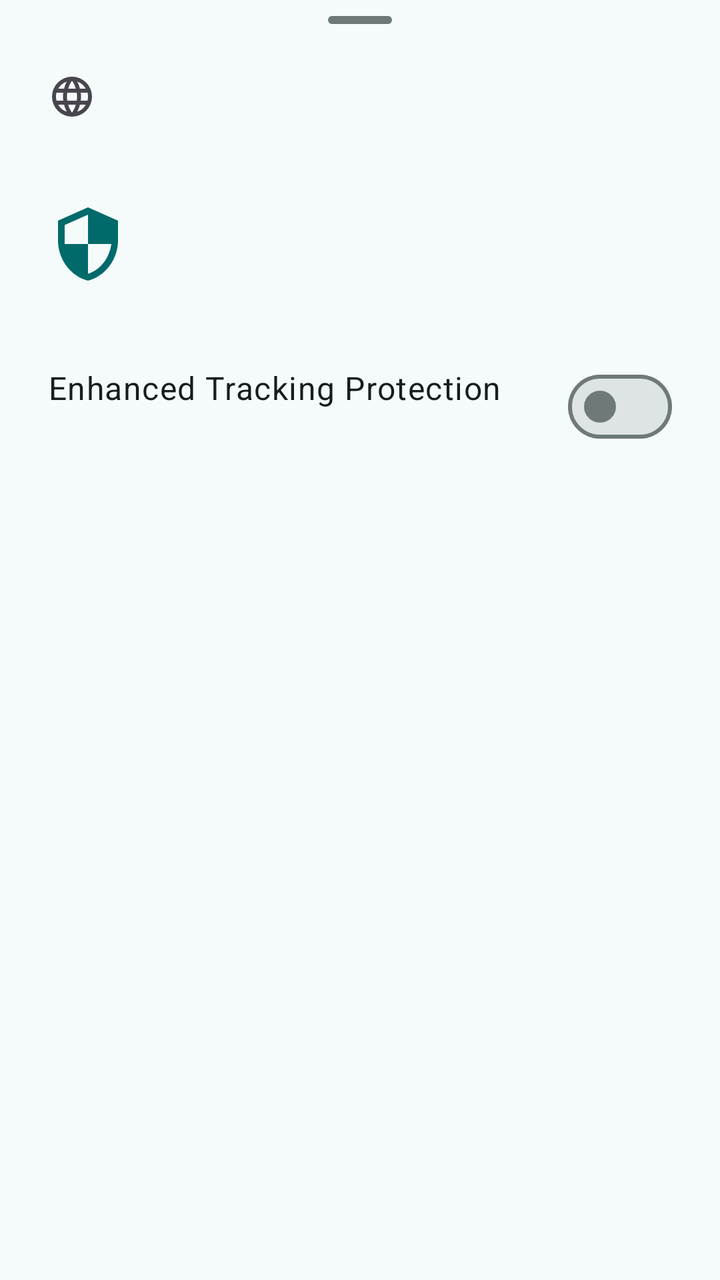
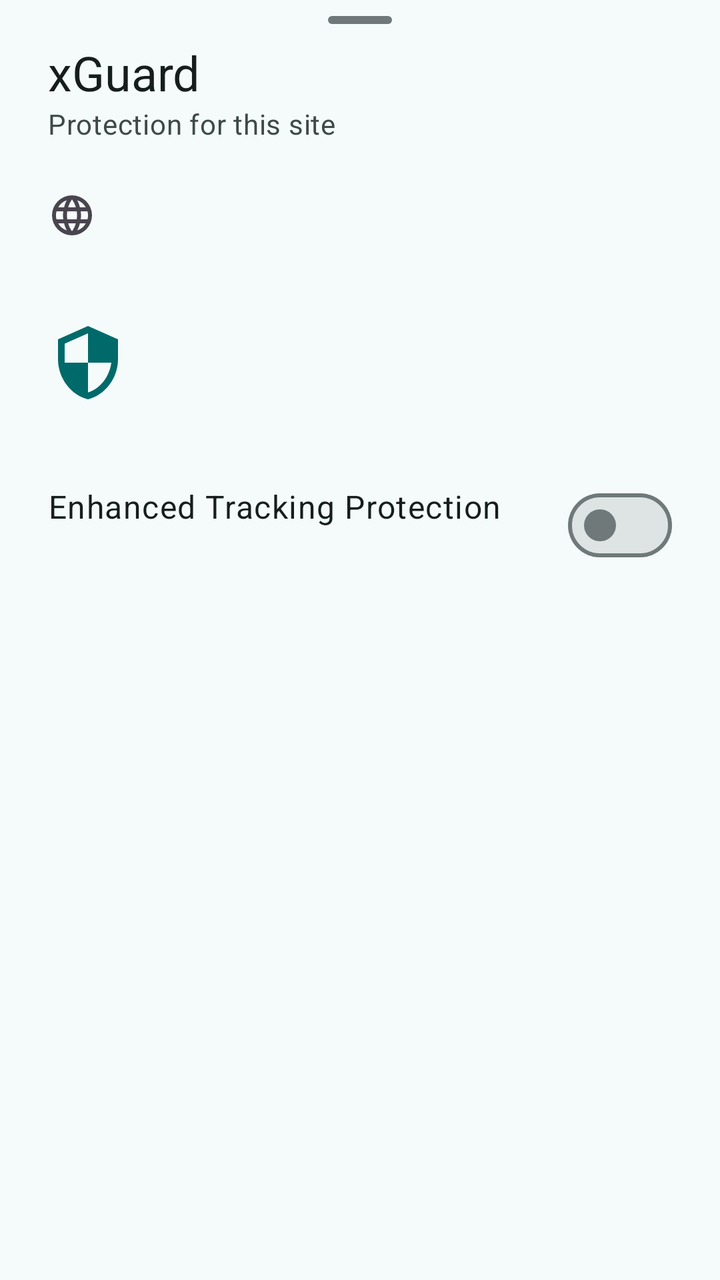

Two renders of the same Android screen: before a commit and after it. Below are the layout's source before the change and the commit's diff.
<!-- AndroidManifest.xml: application theme AppTheme -->
<!-- res/layout/sheet_protection.xml -->
<?xml version="1.0" encoding="utf-8"?>
<LinearLayout xmlns:android="http://schemas.android.com/apk/res/android"
    xmlns:app="http://schemas.android.com/apk/res-auto"
    android:layout_width="match_parent"
    android:layout_height="wrap_content"
    android:orientation="vertical">

    <View
        android:layout_width="32dp"
        android:layout_height="4dp"
        android:layout_gravity="center_horizontal"
        android:layout_marginTop="8dp"
        android:layout_marginBottom="8dp"
        android:background="@drawable/bg_sheet_handle" />

    <ScrollView
        android:layout_width="match_parent"
        android:layout_height="wrap_content"
        android:scrollbars="none">

        <LinearLayout
            android:id="@+id/protection_content"
            android:layout_width="match_parent"
            android:layout_height="wrap_content"
            android:orientation="vertical"
            android:paddingStart="8dp"
            android:paddingEnd="8dp"
            android:paddingBottom="16dp">

            
            <LinearLayout
                android:layout_width="match_parent"
                android:layout_height="wrap_content"
                android:gravity="center_vertical"
                android:orientation="horizontal"
                android:paddingStart="16dp"
                android:paddingTop="8dp"
                android:paddingEnd="16dp"
                android:paddingBottom="16dp">

                <ImageView
                    android:id="@+id/protection_site_icon"
                    android:layout_width="24dp"
                    android:layout_height="24dp"
                    android:importantForAccessibility="no"
                    android:src="@drawable/icon_web" />

                <LinearLayout
                    android:layout_width="0dp"
                    android:layout_height="wrap_content"
                    android:layout_marginStart="16dp"
                    android:layout_weight="1"
                    android:orientation="vertical">

                    <TextView
                        android:id="@+id/protection_site_title"
                        android:layout_width="match_parent"
                        android:layout_height="wrap_content"
                        android:ellipsize="end"
                        android:maxLines="1"
                        android:textAppearance="?attr/textAppearanceTitleMedium"
                        android:textColor="?attr/colorOnSurface" />

                    <TextView
                        android:id="@+id/protection_site_host"
                        android:layout_width="match_parent"
                        android:layout_height="wrap_content"
                        android:ellipsize="end"
                        android:maxLines="1"
                        android:textAppearance="?attr/textAppearanceBodyMedium"
                        android:textColor="?attr/colorOnSurfaceVariant" />
                </LinearLayout>
            </LinearLayout>

            
            <LinearLayout
                android:id="@+id/protection_banner"
                android:layout_width="match_parent"
                android:layout_height="wrap_content"
                android:background="@drawable/bg_protection_banner"
                android:gravity="center_vertical"
                android:orientation="horizontal"
                android:padding="16dp">

                <ImageView
                    android:id="@+id/protection_banner_icon"
                    android:layout_width="40dp"
                    android:layout_height="40dp"
                    android:importantForAccessibility="no"
                    android:src="@drawable/icon_shield"
                    app:tint="?attr/colorPrimary" />

                <LinearLayout
                    android:layout_width="0dp"
                    android:layout_height="wrap_content"
                    android:layout_marginStart="16dp"
                    android:layout_weight="1"
                    android:orientation="vertical">

                    <TextView
                        android:id="@+id/protection_banner_title"
                        android:layout_width="match_parent"
                        android:layout_height="wrap_content"
                        android:textAppearance="?attr/textAppearanceTitleMedium"
                        android:textColor="?attr/colorOnSurface" />

                    <TextView
                        android:id="@+id/protection_banner_text"
                        android:layout_width="match_parent"
                        android:layout_height="wrap_content"
                        android:layout_marginTop="2dp"
                        android:textAppearance="?attr/textAppearanceBodyMedium"
                        android:textColor="?attr/colorOnSurfaceVariant" />
                </LinearLayout>
            </LinearLayout>

            
            <LinearLayout
                android:id="@+id/protection_group"
                android:layout_width="match_parent"
                android:layout_height="wrap_content"
                android:layout_marginTop="@dimen/menu_group_gap"
                android:background="@drawable/bg_menu_group"
                android:orientation="vertical">

                <LinearLayout
                    android:id="@+id/protection_toggle_row"
                    android:layout_width="match_parent"
                    android:layout_height="wrap_content"
                    android:background="@drawable/bg_menu_row"
                    android:gravity="center_vertical"
                    android:minHeight="@dimen/menu_item_height"
                    android:orientation="horizontal"
                    android:paddingStart="16dp"
                    android:paddingTop="8dp"
                    android:paddingEnd="16dp"
                    android:paddingBottom="8dp">

                    <LinearLayout
                        android:layout_width="0dp"
                        android:layout_height="wrap_content"
                        android:layout_weight="1"
                        android:orientation="vertical">

                        <TextView
                            android:layout_width="match_parent"
                            android:layout_height="wrap_content"
                            android:text="@string/protection_panel_etp_toggle_label"
                            android:textAppearance="?attr/textAppearanceBodyLarge"
                            android:textColor="?attr/colorOnSurface" />

                        <TextView
                            android:id="@+id/protection_toggle_text"
                            android:layout_width="match_parent"
                            android:layout_height="wrap_content"
                            android:textAppearance="?attr/textAppearanceBodyMedium"
                            android:textColor="?attr/colorOnSurfaceVariant" />
                    </LinearLayout>

                    <com.google.android.material.materialswitch.MaterialSwitch
                        android:id="@+id/protection_toggle"
                        android:layout_width="wrap_content"
                        android:layout_height="wrap_content"
                        android:layout_marginStart="16dp"
                        android:clickable="false"
                        android:contentDescription="@string/protection_panel_etp_toggle_label"
                        android:focusable="false" />
                </LinearLayout>
            </LinearLayout>

            
            <LinearLayout
                android:id="@+id/protection_actions"
                android:layout_width="match_parent"
                android:layout_height="wrap_content"
                android:layout_marginTop="@dimen/menu_group_gap"
                android:background="@drawable/bg_menu_group"
                android:orientation="vertical" />
        </LinearLayout>
    </ScrollView>
</LinearLayout>
<!-- resources referenced by this layout -->
<resources>
  <dimen name="menu_group_gap">12dp</dimen>
  <dimen name="menu_item_height">52dp</dimen>
  <!-- drawable bg_menu_group (drawable) -->
  <?xml version="1.0" encoding="utf-8"?>
  <shape xmlns:android="http://schemas.android.com/apk/res/android">
      <solid android:color="@android:color/transparent" />
      <corners android:radius="@dimen/menu_group_corner" />
  </shape>
  <!-- drawable bg_protection_banner (drawable) -->
  <?xml version="1.0" encoding="utf-8"?>
  <shape xmlns:android="http://schemas.android.com/apk/res/android">
      <solid android:color="?attr/colorSurfaceBright" />
      <corners android:radius="@dimen/menu_group_corner" />
  </shape>
  <!-- drawable bg_sheet_handle (drawable) -->
  <?xml version="1.0" encoding="utf-8"?>
  <shape xmlns:android="http://schemas.android.com/apk/res/android">
      <solid android:color="?attr/colorOutline" />
      <corners android:radius="2dp" />
  </shape>
  <!-- drawable icon_shield (drawable) -->
  <vector xmlns:android="http://schemas.android.com/apk/res/android"
      android:width="24dp"
      android:height="24dp"
      android:viewportWidth="24"
      android:viewportHeight="24">
      <path
          android:fillColor="#FF000000"
          android:pathData="M12,1L3,5v6c0,5.55 3.84,10.74 9,12 5.16,-1.26 9,-6.45 9,-12V5l-9,-4zM12,11.99h7c-0.53,4.12 -3.28,7.79 -7,8.94V12H5V6.3l7,-3.11v8.8z" />
  </vector>
  <string name="protection_panel_etp_toggle_label">Enhanced Tracking Protection</string>
  <dimen name="menu_group_corner">28dp</dimen>
  <dimen name="menu_item_corner">4dp</dimen>
  <color name="md_theme_primary">#006A6A</color>
  <color name="md_theme_onPrimary">#FFFFFF</color>
  <color name="md_theme_primaryContainer">#9CF1F0</color>
  <color name="md_theme_onPrimaryContainer">#004F4F</color>
  <color name="md_theme_secondary">#4A6363</color>
  <color name="md_theme_onSecondary">#FFFFFF</color>
  <color name="md_theme_secondaryContainer">#CCE8E7</color>
  <color name="md_theme_onSecondaryContainer">#324B4B</color>
  <color name="md_theme_tertiary">#4B607C</color>
  <color name="md_theme_onTertiary">#FFFFFF</color>
  <color name="md_theme_tertiaryContainer">#D3E4FF</color>
  <color name="md_theme_onTertiaryContainer">#334863</color>
  <color name="md_theme_error">#BA1A1A</color>
  <color name="md_theme_onError">#FFFFFF</color>
  <color name="md_theme_errorContainer">#FFDAD6</color>
  <color name="md_theme_onErrorContainer">#93000A</color>
  <color name="md_theme_background">#F4FBFA</color>
  <color name="md_theme_onBackground">#161D1D</color>
  <color name="md_theme_surface">#F4FBFA</color>
  <color name="md_theme_onSurface">#161D1D</color>
  <color name="md_theme_surfaceVariant">#DAE5E4</color>
  <color name="md_theme_onSurfaceVariant">#3F4948</color>
  <color name="md_theme_outline">#6F7979</color>
  <color name="md_theme_outlineVariant">#BEC9C8</color>
  <color name="md_theme_inversePrimary">#80D5D4</color>
  <color name="md_theme_surfaceDim">#D5DBDA</color>
  <color name="md_theme_surfaceBright">#F4FBFA</color>
  <color name="md_theme_surfaceContainerLowest">#FFFFFF</color>
  <color name="md_theme_surfaceContainerLow">#EFF5F4</color>
  <color name="md_theme_surfaceContainer">#E9EFEE</color>
  <color name="md_theme_surfaceContainerHigh">#E3E9E9</color>
  <color name="md_theme_surfaceContainerHighest">#DDE4E3</color>
  <!-- unchanged entries left out for length: 3 -->
</resources>

<!-- the commit's change to res/layout/sheet_protection.xml (unified diff, before → after) -->
@@ -31,6 +31,32 @@
             <LinearLayout
                 android:layout_width="match_parent"
                 android:layout_height="wrap_content"
+                android:orientation="vertical"
+                android:paddingStart="16dp"
+                android:paddingTop="0dp"
+                android:paddingEnd="16dp"
+                android:paddingBottom="8dp">
+
+                <TextView
+                    android:id="@+id/protection_title"
+                    android:layout_width="match_parent"
+                    android:layout_height="wrap_content"
+                    android:text="@string/xguard_panel_title"
+                    android:textAppearance="?attr/textAppearanceHeadlineSmall"
+                    android:textColor="?attr/colorOnSurface" />
+
+                <TextView
+                    android:layout_width="match_parent"
+                    android:layout_height="wrap_content"
+                    android:text="@string/xguard_panel_subtitle"
+                    android:textAppearance="?attr/textAppearanceBodyMedium"
+                    android:textColor="?attr/colorOnSurfaceVariant" />
+            </LinearLayout>
+
+            
+            <LinearLayout
+                android:layout_width="match_parent"
+                android:layout_height="wrap_content"
                 android:gravity="center_vertical"
                 android:orientation="horizontal"
                 android:paddingStart="16dp"
<!-- resource entries referenced after the edit -->
@@ -31,6 +31,8 @@
           android:pathData="M12,1L3,5v6c0,5.55 3.84,10.74 9,12 5.16,-1.26 9,-6.45 9,-12V5l-9,-4zM12,11.99h7c-0.53,4.12 -3.28,7.79 -7,8.94V12H5V6.3l7,-3.11v8.8z" />
   </vector>
   <string name="protection_panel_etp_toggle_label">Enhanced Tracking Protection</string>
+  <string name="xguard_panel_subtitle">Protection for this site</string>
+  <string name="xguard_panel_title" translatable="false">xGuard</string>
   <dimen name="menu_group_corner">28dp</dimen>
   <dimen name="menu_item_corner">4dp</dimen>
   <color name="md_theme_primary">#006A6A</color>
